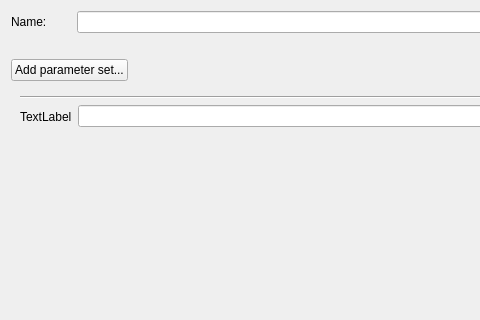
ghorwin/SIM-VICUS, file SIM-VICUS/src/SVDBZoneTemplateEditWidget.ui: the form before one commit; both pictures show x 0 to 480 and y 0 to 320 of the 757 by 456 pixel window.
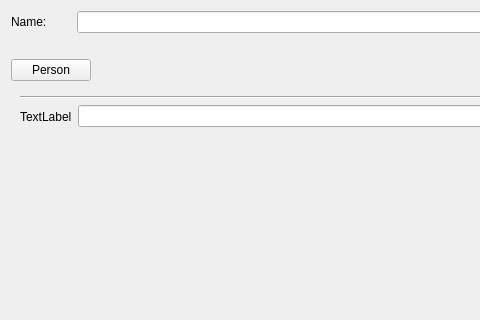
The form after the commit. Icons and pictures are not drawn. Custom widgets are drawn as their Qt base class.

Commit message: Various fixes in ZoneTemplate dialog.

Diff of the .ui file:
```diff
--- a/SIM-VICUS/src/SVDBZoneTemplateEditWidget.ui
+++ b/SIM-VICUS/src/SVDBZoneTemplateEditWidget.ui
@@ -71,7 +71,10 @@
      <item>
       <widget class="QPushButton" name="pushButtonAddSubTemplate">
        <property name="text">
-        <string>Add parameter set...</string>
+        <string>Person</string>
+       </property>
+       <property name="checkable">
+        <bool>true</bool>
        </property>
       </widget>
      </item>
```
Left out of the diff: 2 changed lines with no effect on the pictures. The commit also changes 6 other files.
